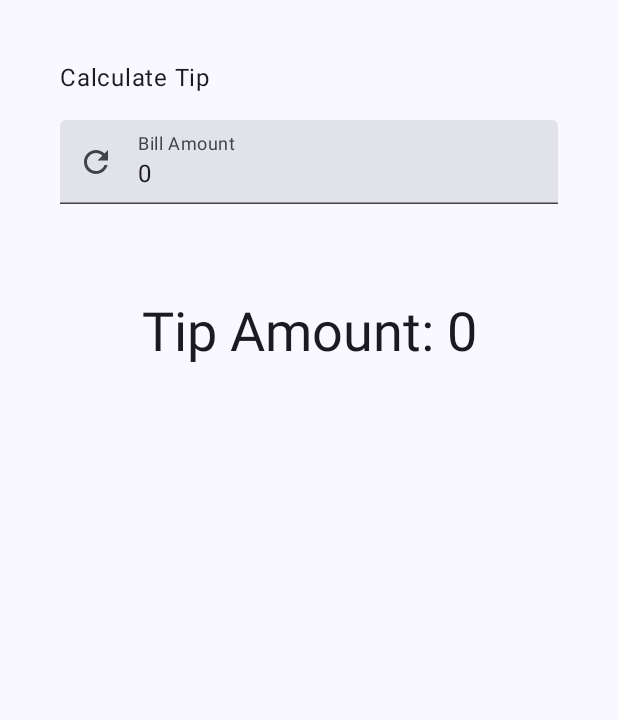
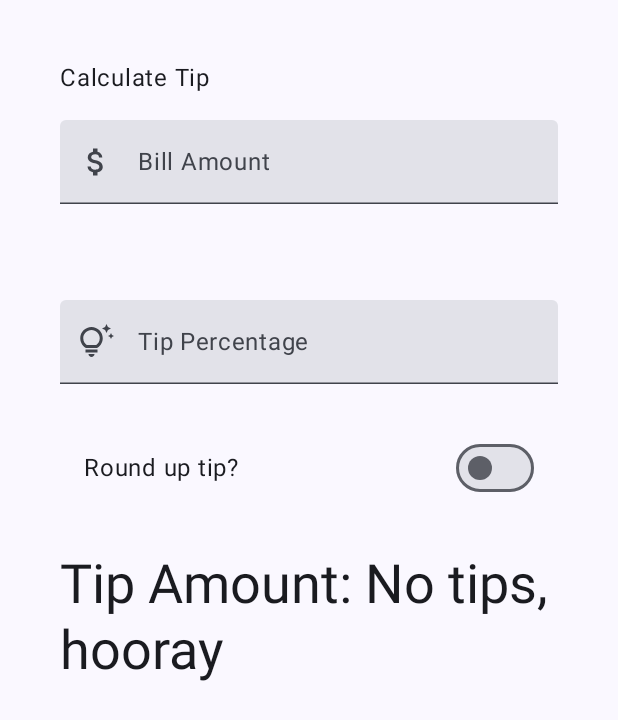
Before and after one commit to raaveinm/Education, an Android app built with Jetpack Compose: the MainActivity screen opened directly, with no data from a screen before it, on a phone screen of 412 x 824 dp. Shown: the top 720 px of the screen. Run offline under Robolectric (Android 15) with nearby library versions, the phone set to English and light mode, and no system bars.

Commit message:
Switch element training

```diff
--- a/app/build.gradle.kts
+++ b/app/build.gradle.kts
@@ -58,4 +58,5 @@ dependencies {
     debugImplementation(libs.androidx.ui.test.manifest)
 
     implementation(libs.androidx.lifecycle.viewmodel.compose)
+    implementation (libs.androidx.material.icons.extended)
 }
--- a/app/src/main/java/com/raaveinm/learning/ui/MainScreen.kt
+++ b/app/src/main/java/com/raaveinm/learning/ui/MainScreen.kt
@@ -5,7 +5,7 @@ import androidx.compose.foundation.layout.padding
 import androidx.compose.material3.Scaffold
 import androidx.compose.runtime.Composable
 import androidx.compose.ui.Modifier
-import com.raaveinm.learning.ui.layouts.TipCalculatorScreen
+import com.raaveinm.learning.ui.screen.TipCalculatorScreen
 
 @Composable
 fun MainScreen () {
--- a/app/src/main/java/com/raaveinm/learning/ui/layouts/EditNumberField.kt
+++ b/app/src/main/java/com/raaveinm/learning/ui/layouts/EditNumberField.kt
@@ -10,17 +10,21 @@ import androidx.compose.material3.TextField
 import androidx.compose.runtime.Composable
 import androidx.compose.ui.Alignment
 import androidx.compose.ui.Modifier
+import androidx.compose.ui.graphics.Color
 import androidx.compose.ui.graphics.vector.ImageVector
+import androidx.compose.ui.text.input.ImeAction
 import androidx.compose.ui.text.input.KeyboardType
 import androidx.compose.ui.tooling.preview.Preview
 
 @Composable
 fun EditNumberField (
     modifier: Modifier = Modifier,
-    text: String,
+    text: String = "",
     icon: ImageVector? = Icons.Default.Refresh,
     label: String = "",
-    onValueChange: (String) -> Unit
+    hint: String = "",
+    onValueChange: (String) -> Unit,
+    action: ImeAction
 ) {
     Row(
         modifier = modifier,
@@ -31,18 +35,24 @@ fun EditNumberField (
             value = text,
             onValueChange = { onValueChange(it) },
             label = { Text(text = label) },
-            keyboardOptions = KeyboardOptions(keyboardType = KeyboardType.Number),
+            keyboardOptions = KeyboardOptions.Default.copy(
+                keyboardType = KeyboardType.Number,
+                imeAction = action
+            ),
             singleLine = true,
-            leadingIcon = { icon?.let { Icon(imageVector = it, contentDescription = null) } }
+            leadingIcon = { icon?.let { Icon(imageVector = it, contentDescription = null) } },
+            placeholder = { Text(text = hint) },
         )
     }
 }
 
 @Preview
 @Composable
-fun preview () {
+fun Preview () {
     EditNumberField(
         onValueChange = {},
-        text = "Jojo"
+        hint = "12",
+        label = "Bill Amount",
+        action = ImeAction.Next
     )
 }
--- /dev/null
+++ b/app/src/main/java/com/raaveinm/learning/ui/layouts/SwitchLayout.kt
@@ -0,0 +1,51 @@
+package com.raaveinm.learning.ui.layouts
+
+import androidx.annotation.StringRes
+import androidx.compose.foundation.layout.Arrangement
+import androidx.compose.foundation.layout.Row
+import androidx.compose.foundation.layout.fillMaxWidth
+import androidx.compose.foundation.layout.padding
+import androidx.compose.foundation.layout.size
+import androidx.compose.material3.MaterialTheme
+import androidx.compose.material3.Switch
+import androidx.compose.material3.Text
+import androidx.compose.runtime.Composable
+import androidx.compose.ui.Alignment
+import androidx.compose.ui.Modifier
+import androidx.compose.ui.res.stringResource
+import androidx.compose.ui.tooling.preview.Preview
+import androidx.compose.ui.unit.dp
+import com.raaveinm.learning.R
+
+@Composable
+fun SwitchLayout (
+    modifier: Modifier = Modifier,
+    @StringRes text: Int,
+    isChecked: Boolean,
+    onCheckupChanged: (Boolean) -> Unit
+){
+    Row (
+        modifier = modifier
+            .fillMaxWidth()
+            .size(48.dp)
+            .padding(horizontal = 16.dp),
+        verticalAlignment = Alignment.CenterVertically,
+        horizontalArrangement = Arrangement.SpaceBetween
+    ){
+        Text(
+            text = stringResource(id = text),
+            style = MaterialTheme.typography.bodyLarge,
+        )
+
+        Switch(
+            checked = isChecked,
+            onCheckedChange = { onCheckupChanged(it) }
+        )
+    }
+}
+
+@Preview
+@Composable
+fun SwitchLayoutPreview () {
+    SwitchLayout(text = R.string.round_up_tip, isChecked = true, onCheckupChanged = {})
+}
--- a/app/src/main/java/com/raaveinm/learning/ui/layouts/TipCalculatorScreen.kt
+++ b/app/src/main/java/com/raaveinm/learning/ui/screen/TipCalculatorScreen.kt
@@ -1,6 +1,8 @@
-package com.raaveinm.learning.ui.layouts
+package com.raaveinm.learning.ui.screen
 
+import android.content.res.Configuration
 import androidx.compose.foundation.layout.Arrangement
+import androidx.compose.ui.text.input.ImeAction
 import androidx.compose.foundation.layout.Column
 import androidx.compose.foundation.layout.Spacer
 import androidx.compose.foundation.layout.fillMaxWidth
@@ -8,6 +10,9 @@ import androidx.compose.foundation.layout.height
 import androidx.compose.foundation.layout.padding
 import androidx.compose.foundation.rememberScrollState
 import androidx.compose.foundation.verticalScroll
+import androidx.compose.material.icons.Icons
+import androidx.compose.material.icons.outlined.AttachMoney
+import androidx.compose.material.icons.outlined.TipsAndUpdates
 import androidx.compose.material3.MaterialTheme
 import androidx.compose.material3.Text
 import androidx.compose.runtime.Composable
@@ -19,6 +24,8 @@ import androidx.compose.ui.tooling.preview.Wallpapers
 import androidx.compose.ui.unit.dp
 import androidx.lifecycle.viewmodel.compose.viewModel
 import com.raaveinm.learning.R
+import com.raaveinm.learning.ui.layouts.EditNumberField
+import com.raaveinm.learning.ui.layouts.SwitchLayout
 import com.raaveinm.learning.ui.viewmodel.TipCalculatorViewModel
 
 @Composable
@@ -27,6 +34,7 @@ fun TipCalculatorScreen (
     tipViewModel: TipCalculatorViewModel = viewModel()
 ){
     val billAmount: String = stringResource(R.string.bill_amount)
+    val tipPercentage: String = stringResource(R.string.how_was_the_service)
 
     Column (modifier = modifier
         .padding(horizontal = 40.dp)
@@ -44,8 +52,26 @@ fun TipCalculatorScreen (
         EditNumberField(
             modifier = Modifier.padding(bottom = 32.dp).fillMaxWidth(),
             text = tipViewModel.amountInput.value,
+            icon = Icons.Outlined.AttachMoney,
             onValueChange = { tipViewModel.onAmountInputChanged(it) },
-            label = billAmount
+            label = billAmount,
+            action = ImeAction.Next
+        )
+
+        EditNumberField(
+            modifier = Modifier.padding(bottom = 16.dp).fillMaxWidth(),
+            text = tipViewModel.percentageInput.value,
+            icon = Icons.Outlined.TipsAndUpdates,
+            label = tipPercentage,
+            onValueChange = { tipViewModel.onPercentageInputChanged(it) },
+            action = ImeAction.Done
+        )
+
+        SwitchLayout(
+            modifier = Modifier.padding(bottom = 32.dp),
+            text = R.string.round_up_tip,
+            isChecked = tipViewModel.roundUp.value,
+            onCheckupChanged = { tipViewModel.roundUpChanged(it) }
         )
 
         Text(
@@ -57,8 +83,10 @@ fun TipCalculatorScreen (
     }
 }
 
-@Preview(device = "id:pixel_5",
-    wallpaper = Wallpapers.NONE, showBackground = true, showSystemUi = false
+@Preview(
+    device = "id:pixel_9_pro",
+    wallpaper = Wallpapers.NONE, showBackground = true, showSystemUi = true,
+    uiMode = Configuration.UI_MODE_NIGHT_YES or Configuration.UI_MODE_TYPE_UNDEFINED
 )
 @Composable
 fun TipCalculatorLayoutPreview () {
--- a/app/src/main/java/com/raaveinm/learning/ui/theme/Theme.kt
+++ b/app/src/main/java/com/raaveinm/learning/ui/theme/Theme.kt
@@ -1,7 +1,5 @@
 package com.raaveinm.learning.ui.theme
 
-import android.app.Activity
-import android.os.Build
 import androidx.compose.foundation.isSystemInDarkTheme
 import androidx.compose.material3.MaterialTheme
 import androidx.compose.material3.darkColorScheme
@@ -41,7 +39,7 @@ fun LearningTheme(
     content: @Composable () -> Unit
 ) {
     val colorScheme = when {
-        dynamicColor && Build.VERSION.SDK_INT >= Build.VERSION_CODES.S -> {
+        dynamicColor && true -> {
             val context = LocalContext.current
             if (darkTheme) dynamicDarkColorScheme(context) else dynamicLightColorScheme(context)
         }
--- a/app/src/main/res/values/strings.xml
+++ b/app/src/main/res/values/strings.xml
@@ -3,4 +3,6 @@
     <string name="calculate_tip">Calculate Tip</string>
     <string name="bill_amount">Bill Amount</string>
     <string name="tip_amount">Tip Amount: %s</string>
+    <string name="how_was_the_service">Tip Percentage</string>
+    <string name="round_up_tip">Round up tip?</string>
 </resources>
--- a/gradle/libs.versions.toml
+++ b/gradle/libs.versions.toml
@@ -9,6 +9,7 @@ lifecycleRuntimeKtx = "2.9.1"
 activityCompose = "1.10.1"
 composeBom = "2025.06.00"
 androidxLifecycle = "2.9.1"
+androidxMaterialIcons = "1.7.8"
 
 [libraries]
 androidx-core-ktx = { group = "androidx.core", name = "core-ktx", version.ref = "coreKtx" }
@@ -27,6 +28,7 @@ androidx-ui-test-junit4 = { group = "androidx.compose.ui", name = "ui-test-junit
 androidx-material3 = { group = "androidx.compose.material3", name = "material3" }
 
 androidx-lifecycle-viewmodel-compose = { group = "androidx.lifecycle", name = "lifecycle-viewmodel-compose", version.ref = "androidxLifecycle" }
+androidx-material-icons-extended = { group = "androidx.compose.material", name = "material-icons-extended", version.ref = "androidxMaterialIcons" }
 
 [plugins]
 android-application = { id = "com.android.application", version.ref = "agp" }
```
Also changed, not shown: app/src/main/java/com/raaveinm/learning/ui/viewmodel/TipCalculatorViewModel.kt (+26 -5 lines).
